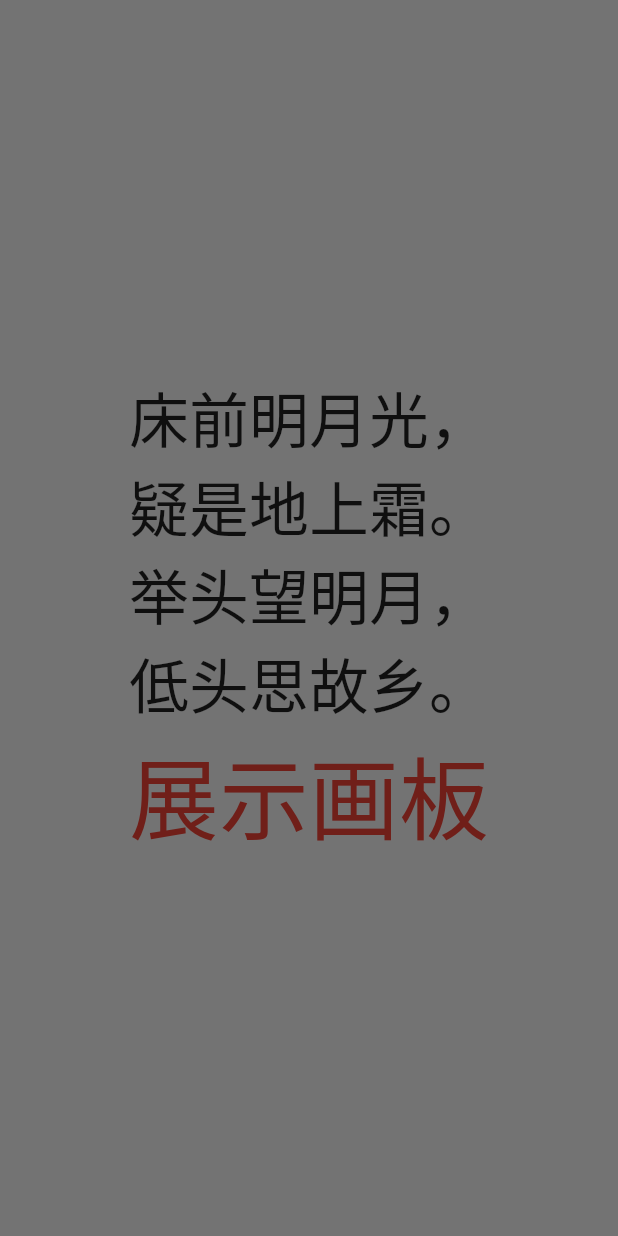
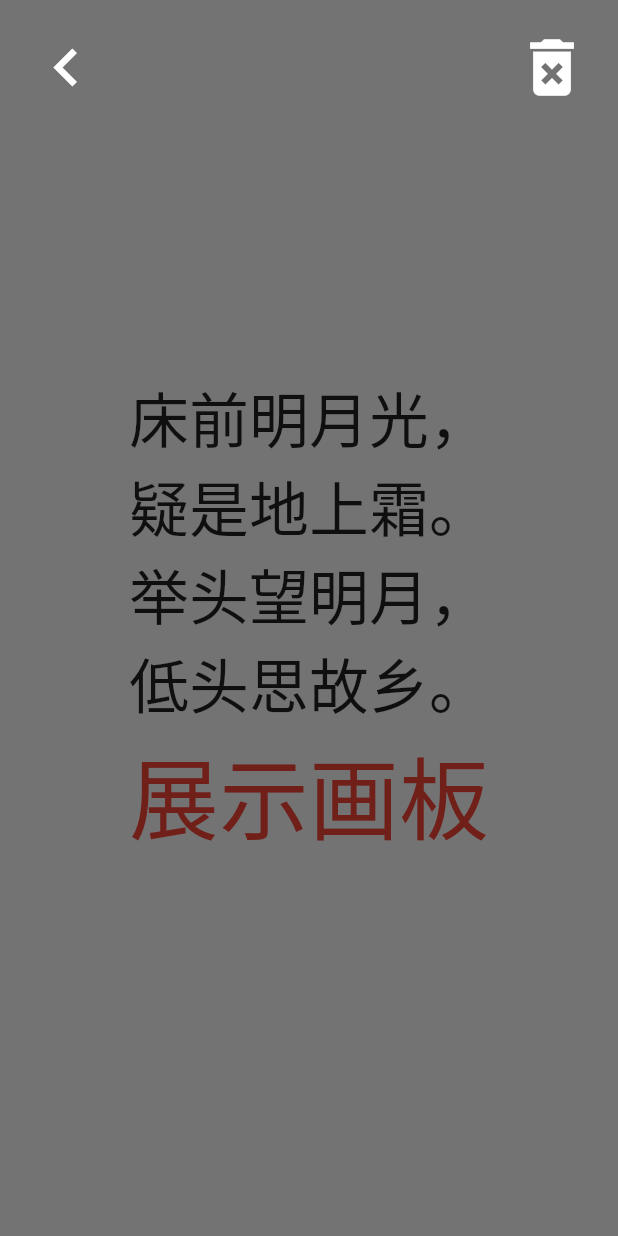
Before and after one commit to skyesk/flutter_canvas_painter, a Flutter app: the screen it shows after launch, after a tap on "展示画板", on a phone screen of 412 x 824 dp. Run offline on Flutter 3.47's test engine with Material 2 defaults, Android fonts, the phone set to English and light mode, and no system bars.

```diff
--- a/test_canvas/lib/my_canvas.dart
+++ b/test_canvas/lib/my_canvas.dart
@@ -3,19 +3,50 @@ import 'package:provider/provider.dart';
 import './privider_points.dart';
 
 class CanvasDialog extends Dialog {
-
   @override
   Widget build(BuildContext context) {
-    return new Material( //创建透明层
+    return new Material(
+      //创建透明层
       type: MaterialType.transparency, //透明类型
-      child: myCanvas(context)
+      child: Stack(
+        children: <Widget>[
+          myCanvas(context),
+          Positioned(
+            left: 0.0,
+            top: 20.0,
+            child: MaterialButton(
+              child: Icon(
+                Icons.chevron_left,
+                size: 50.0,
+                color: Colors.white,
+              ),
+              onPressed: () {
+                Navigator.pop(context);
+              },
+            ),
+          ),
+          Positioned(
+            right: 0.0,
+            top: 20.0,
+            child: MaterialButton(
+              child: Icon(
+                Icons.delete_forever,
+                size: 50.0,
+                color: Colors.white,
+              ),
+              onPressed: () {
+                Provider.of<PointsProvider>(context).clearPoints();
+              },
+            ),
+          ),
+        ],
+      ),
     );
   }
 }
 
-
-Widget myCanvas(BuildContext context)  {
-    final Paint _paint = new Paint()
+Widget myCanvas(BuildContext context) {
+  final Paint _paint = new Paint()
     ..color = Colors.blueAccent
     ..strokeWidth = 2.0
     ..isAntiAlias = false
@@ -31,7 +62,7 @@ Widget myCanvas(BuildContext context)  {
           Provider.of<PointsProvider>(context).addPoint(
             Offset(
               details.globalPosition.dx,
-              details.globalPosition.dy-40, //加了appbar以后要会往下推，所以要补齐
+              details.globalPosition.dy - 40, //加了appbar以后要会往下推，所以要补齐
             ),
           );
         },
```
